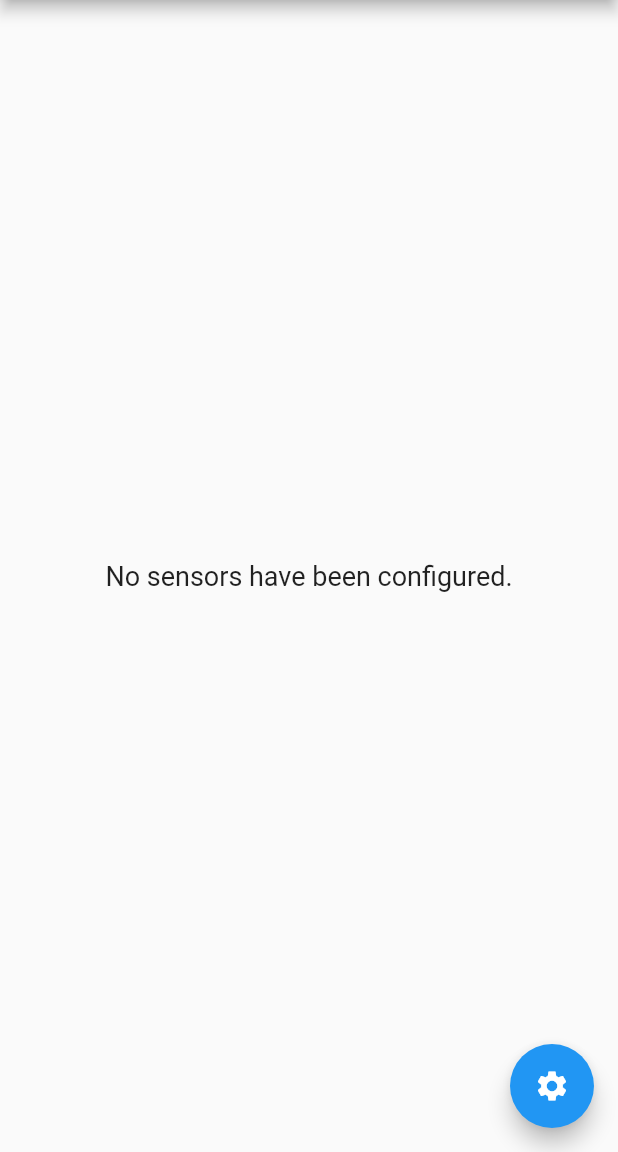
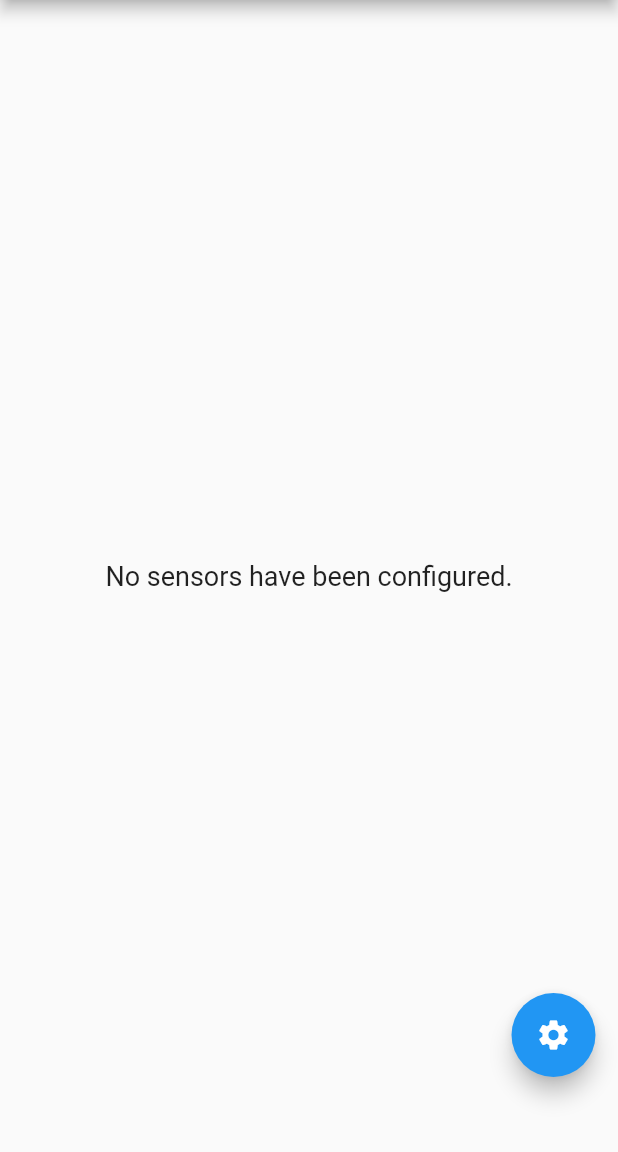
Before and after one commit to ptheofan/sensor-readout, a Flutter app: the screen it shows after launch, on a phone screen of 412 x 824 dp, the part 84-1236 px from its top. Run offline on Flutter 3.47's test engine with Material 2 defaults, Android fonts, the phone set to English and light mode, and no system bars; our stand-ins replace dio, flutter_riverpod, flutter_secure_storage, freezed_annotation, riverpod_annotation; missing offline and left inert: gauges.

Commit message:
sensor info

```diff
--- a/lib/home/home_screen.dart
+++ b/lib/home/home_screen.dart
@@ -1,8 +1,8 @@
-import 'package:dio/dio.dart';
 import 'package:flutter/cupertino.dart';
 import 'package:flutter/material.dart';
 import 'package:flutter_riverpod/flutter_riverpod.dart';
 import 'package:insta_sensors/config/config_screen.dart';
+import 'package:insta_sensors/home/sensor_details.dart';
 import 'package:insta_sensors/home/sensor_list_tile.dart';
 
 import '../config/config.dart';
@@ -27,6 +27,7 @@ class HomeScreenState extends ConsumerState<HomeScreen> {
   @override
   Widget build(BuildContext context) {
     final Config config = ref.watch(configNotifierProvider);
+    final SensorConfig? selectedSensor = ref.watch(selectedSensorProvider);
 
     return RefreshIndicator(
       onRefresh: () async {
@@ -36,14 +37,9 @@ class HomeScreenState extends ConsumerState<HomeScreen> {
         appBar: AppBar(
           title: const Text('Insta Readings'),
         ),
-        floatingActionButton: FloatingActionButton(
-          onPressed: () {
-            Navigator.push(context,
-                MaterialPageRoute(builder: (context) => const ConfigScreen()));
-          },
-          child: const Icon(Icons.settings),
-        ),
-        body: config.sensors.isEmpty
+        bottomSheet: const SensorDetails(),
+        body: Stack(children: [
+          config.sensors.isEmpty
               ? const Center(
                   child: Text(
                     'No sensors have been configured.',
@@ -51,12 +47,14 @@ class HomeScreenState extends ConsumerState<HomeScreen> {
                     style: TextStyle(fontSize: 18),
                   ),
                 )
-            : ListView.builder(
+              : GestureDetector(
+                  onTap: () {
+                    ref.read(selectedSensorProvider.notifier).state = null;
+                  },
+                  child: ListView.builder(
                     itemCount: config.sensors.length,
                     itemBuilder: (context, index) {
                       final SensorConfig sensor = config.sensors[index];
-                  // var values = ref.watch(sensorValuesNotifierProviderFamily(sensor.uid));
-
                       return Dismissible(
                         key: Key(sensor.uid),
                         background: Container(),
@@ -77,7 +75,8 @@ class HomeScreenState extends ConsumerState<HomeScreen> {
                         },
                         onDismissed: (direction) {
                           if (direction == DismissDirection.endToStart) {
-                        ref.invalidate(sensorValuesNotifierProviderFamily(sensor.uid));
+                            ref.invalidate(
+                                sensorValuesNotifierProviderFamily(sensor.uid));
                           }
                         },
                         child: SensorListTile(sensor: sensor),
@@ -85,6 +84,23 @@ class HomeScreenState extends ConsumerState<HomeScreen> {
                     },
                   ),
                 ),
+            Positioned(
+              bottom: 50,
+              right: 15,
+              child: selectedSensor == null ? FloatingActionButton(
+                onPressed: () {
+                  Navigator.push(
+                      context,
+                      MaterialPageRoute(
+                          builder: (context) => const ConfigScreen()));
+                },
+                child: const Icon(Icons.settings),
+              ) : Container(),
+            )
+        ]),
+      ),
     );
   }
 }
+
+final selectedSensorProvider = StateProvider<SensorConfig?>((ref) => null);
```
Also changed, not shown: lib/home/gauge_vindrikthing.dart (added, +65 -0 lines), lib/home/sensor_details.dart (added, +76 -0 lines), lib/home/sensor_list_tile.dart (+10 -59 lines). Lines whose indentation alone changed are shown as unchanged.
